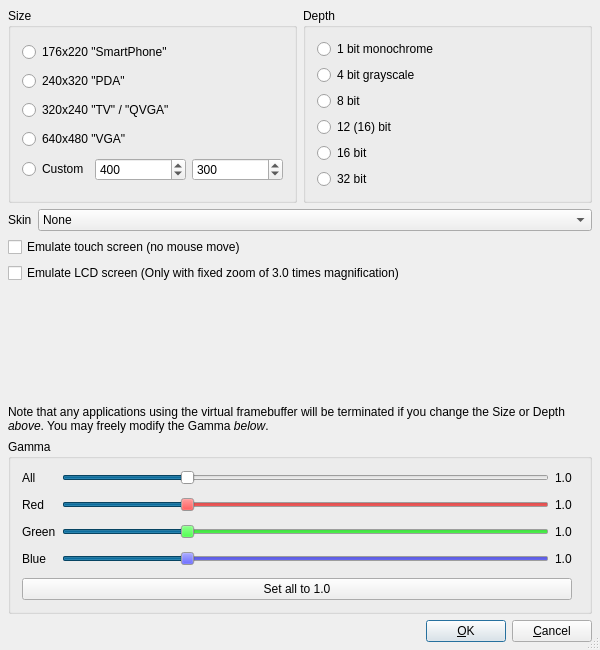
First picture: the form in tools/qvfb/config.ui, repository arnt/qt-history2, before the edit.
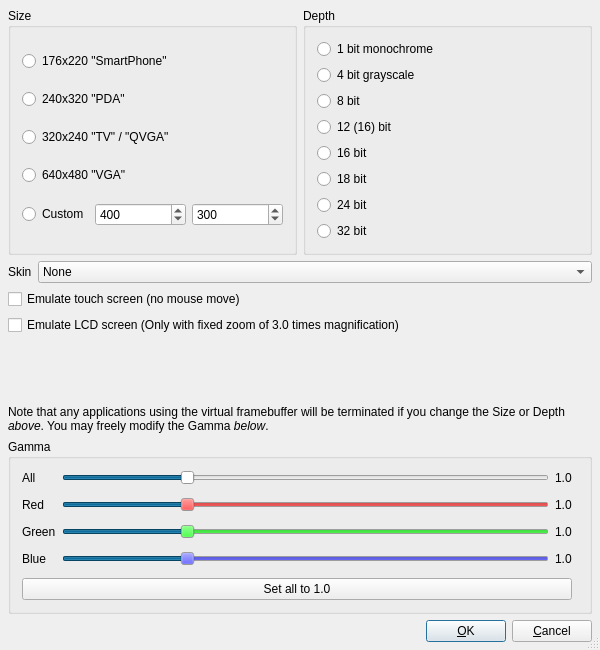
Second picture: the form after the edit. Custom widgets are drawn as their Qt base class.

Commit message:
Fixes:    Add 18 and 24 bit support to the configure dialog Task:     118375
[git-p4: depot-paths = "//depot/qt/main/": change = 223328]

```diff
--- a/tools/qvfb/config.ui
+++ b/tools/qvfb/config.ui
@@ -199,6 +199,20 @@
           </property>
          </widget>
         </item>
+        <item>
+         <widget class="QRadioButton" name="depth_18" >
+          <property name="text" >
+           <string>18 bit</string>
+          </property>
+         </widget>
+        </item>
+        <item>
+         <widget class="QRadioButton" name="depth_24" >
+          <property name="text" >
+           <string>24 bit</string>
+          </property>
+         </widget>
+        </item>
         <item>
          <widget class="QRadioButton" name="depth_32" >
           <property name="text" >
```
The commit also changes 1 other file.
